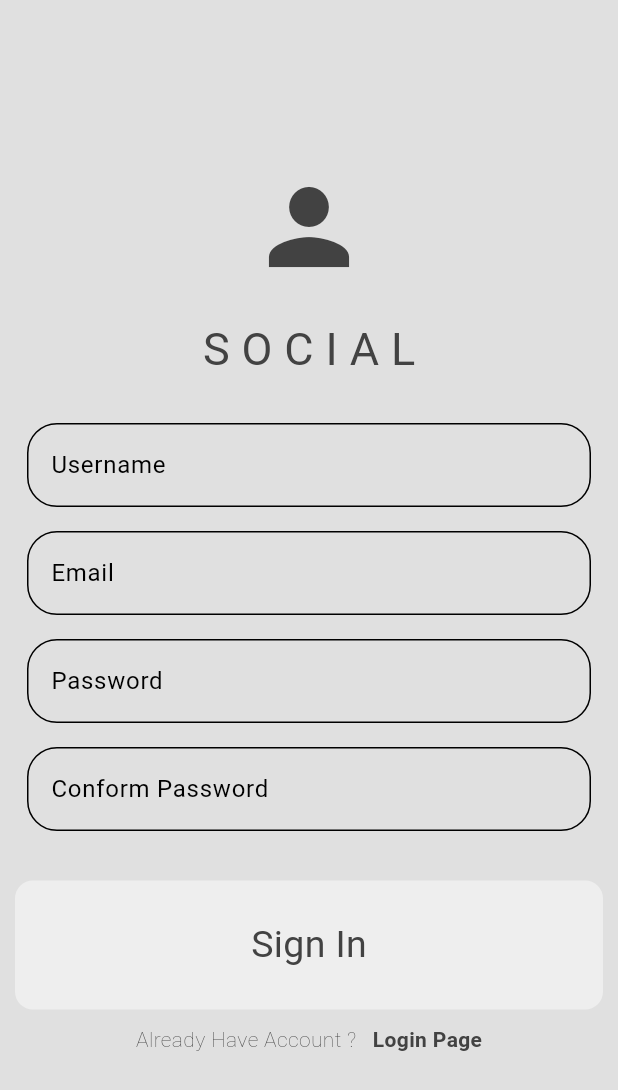
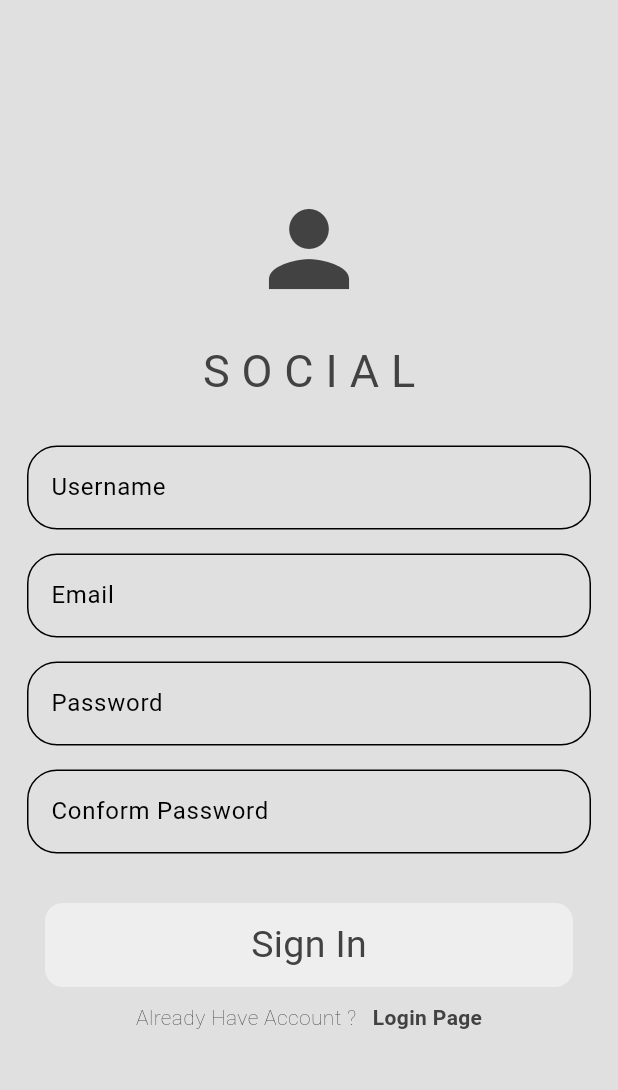
Before and after one commit to Tirthjani123/Minimal-Social-Media, a Flutter app: the screen it shows after launch, after a tap on "Register Here", on a phone screen of 412 x 824 dp. Shown: the top 1090 px of the screen. Run offline on Flutter 3.47's test engine with Material 3 defaults, Android fonts, the phone set to English and light mode, and no system bars; our stand-ins replace cloud_firestore, firebase_auth, firebase_core, google_fonts; accounts and stored records are empty.

Commit message:
Made changes in UI bit.

```diff
--- a/lib/components/my_button.dart
+++ b/lib/components/my_button.dart
@@ -15,7 +15,7 @@ class MyButton extends StatelessWidget {
           color: Theme.of(context).colorScheme.primary,
         ),
         child: Padding(
-          padding: const EdgeInsets.all(25.0),
+          padding: const EdgeInsets.symmetric(vertical :10),
           child: Center(
             child: Text(
               text,style: TextStyle(fontSize: 25),
--- a/lib/pages/login.dart
+++ b/lib/pages/login.dart
@@ -93,7 +93,7 @@ class _LoginPageState extends State<LoginPage> {
                 height: 15,
               ),
               Padding(
-                padding: EdgeInsets.symmetric(horizontal: 10),
+                padding: EdgeInsets.symmetric(horizontal: 30),
                 child: MyButton(
                   text: 'LOGIN',
                   onTap: loginUser,
--- a/lib/pages/sigin.dart
+++ b/lib/pages/sigin.dart
@@ -116,7 +116,7 @@ class _SigninPageState extends State<SigninPage> {
                 height: 25,
               ),
               Padding(
-                padding: EdgeInsets.symmetric(horizontal: 10),
+                padding: EdgeInsets.symmetric(horizontal: 30),
                 child: InkWell(
                   onTap: registerUser,
                   child: Container(
@@ -125,7 +125,7 @@ class _SigninPageState extends State<SigninPage> {
                       color: Theme.of(context).colorScheme.primary,
                     ),
                     child: Padding(
-                      padding: const EdgeInsets.all(25.0),
+                      padding: const EdgeInsets.all(10.0),
                       child: Center(
                         child: Text(
                           "Sign In",
```
